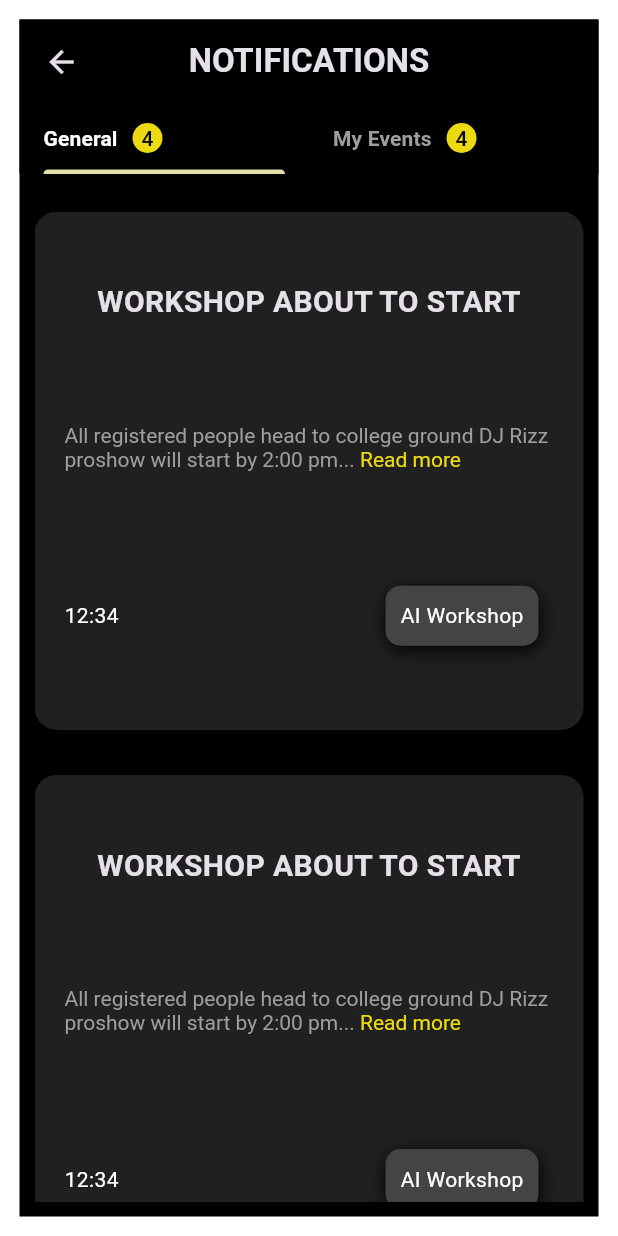
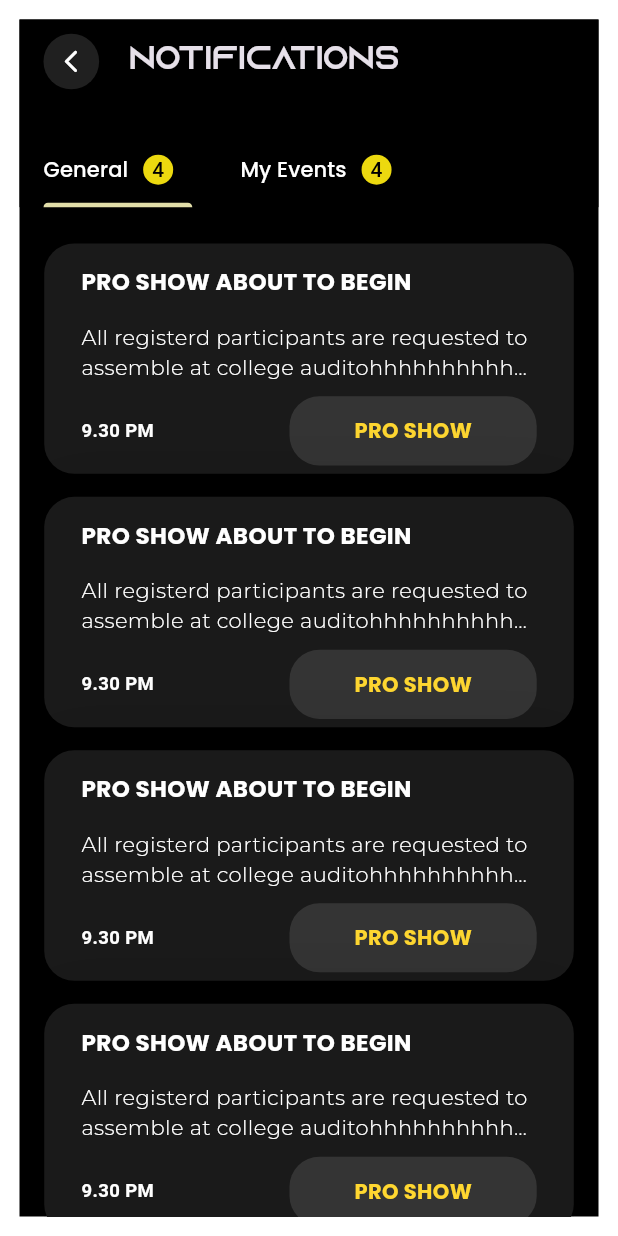
Before and after one commit to angathjr/Hestia-23, a Flutter app: the NotificationScreen screen opened by its route, on a phone screen of 412 x 824 dp. Run offline on Flutter 3.47's test engine with Material 2 defaults, Android fonts, the phone set to English and light mode, and no system bars; our stand-ins replace cached_network_image, carousel_slider, cloud_firestore, feather_icons, firebase_core, firebase_messaging and 9 more; missing offline and left inert: stories_editor; accounts and stored records are empty; network calls fail; Roboto replaces fonts that are missing (Georama, Questrial); statements that could not run were skipped.

Commit message:
reworked notification page and added animations

```diff
--- a/lib/getx_di.dart
+++ b/lib/getx_di.dart
@@ -30,5 +30,6 @@ class GetXDependancyInjector {
     Get.lazyPut(() => AnimController(), fenix: true);
     Get.lazyPut(() => NavBarController(), fenix: true);
     Get.lazyPut(() => NotificationController(), fenix: true);
+
   }
 }
--- /dev/null
+++ b/lib/notifications/views/general_notifications.dart
@@ -0,0 +1,119 @@
+import 'package:flutter/material.dart';
+import 'package:get/get.dart';
+import 'package:google_fonts/google_fonts.dart';
+
+import '../../core/Constants..dart';
+import '../../profile/controllers/profile_controller.dart';
+import '../controllers/notification_controller.dart';
+import 'package:flutter_staggered_animations/flutter_staggered_animations.dart';
+
+class GeneralNotificationsScreen extends StatelessWidget {
+  GeneralNotificationsScreen({super.key});
+
+  final NotificationController notificationController = Get.find();
+  final ProfileController profileController = Get.find();
+
+  @override
+  Widget build(BuildContext context) {
+    final h = MediaQuery.of(context).size.height -
+        MediaQuery.of(context).padding.top -
+        kToolbarHeight;
+
+    double width = MediaQuery.of(context).size.width;
+    double cardHeight = h * 0.2;
+
+    return AnimationLimiter(
+      child: ListView.builder(
+        physics: const BouncingScrollPhysics(
+            parent: AlwaysScrollableScrollPhysics()),
+        itemCount: 10,
+        itemBuilder: (BuildContext context, int index) {
+          return AnimationConfiguration.staggeredList(
+            position: index,
+            delay: const Duration(milliseconds: 100),
+            child: SlideAnimation(
+              duration: const Duration(milliseconds: 2500),
+              curve: Curves.fastLinearToSlowEaseIn,
+              child: FadeInAnimation(
+                curve: Curves.fastLinearToSlowEaseIn,
+                duration: const Duration(milliseconds: 2500),
+                child: Padding(
+                  padding: EdgeInsets.symmetric(vertical: h * 0.01),
+                  child: Container(
+                    height: cardHeight,
+                    decoration: BoxDecoration(
+                      color: FutTheme.primaryBg,
+                      borderRadius: const BorderRadius.all(Radius.circular(20)),
+                      boxShadow: [
+                        BoxShadow(
+                          color: Colors.black.withOpacity(0.1),
+                          blurRadius: 40,
+                          spreadRadius: 10,
+                        ),
+                      ],
+                    ),
+                    child: Padding(
+                      padding: EdgeInsets.symmetric(horizontal: width * 0.06),
+                      child: Column(
+                          crossAxisAlignment: CrossAxisAlignment.start,
+                          children: [
+                            SizedBox(
+                              height: cardHeight * 0.1,
+                            ),
+                            Container(
+                              alignment: Alignment.centerLeft,
+                              child: Text(
+                                "Pro show about to begin".toUpperCase(),
+                                style: FutTheme.font5.copyWith(
+                                    fontSize: h * 0.02, color: Colors.white),
+                                overflow: TextOverflow.ellipsis,
+                              ),
+                            ),
+                            SizedBox(
+                              height: cardHeight * 0.1,
+                            ),
+                            Text(
+                              "All registerd participants are requested to assemble at college auditohhhhhhhhhhhhhhhhhhhhhhhhhhhhhhhhhhhhhrium",
+                              maxLines: 2,
+                              style: FutTheme.font2,
+                              overflow: TextOverflow.ellipsis,
+                            ),
+                            Row(
+                              mainAxisAlignment: MainAxisAlignment.spaceBetween,
+                              children: [
+                                Text(
+                                  "9.30 PM",
+                                  style: FutTheme.font6
+                                      .copyWith(fontSize: width * 0.03),
+                                ),
+                                Container(
+                                  padding: EdgeInsets.all(width * 0.02),
+                                  alignment: Alignment.center,
+                                  margin: EdgeInsets.symmetric(
+                                      vertical: cardHeight * 0.06),
+                                  width: width * 0.4,
+                                  height: cardHeight * 0.3,
+                                  decoration: BoxDecoration(
+                                      color: Colors.grey.withOpacity(0.2),
+                                      borderRadius: BorderRadius.circular(20)),
+                                  child: Text(
+                                    "PRO SHOW",
+                                    style: FutTheme.font5.copyWith(
+                                        color: FutTheme.secondaryColor,
+                                        overflow: TextOverflow.clip),
+                                  ),
+                                )
+                              ],
+                            ),
+                          ]),
+                    ),
+                  ),
+                ),
+              ),
+            ),
+          );
+        },
+      ),
+    );
+  }
+}
--- a/lib/notifications/views/notification_screen.dart
+++ b/lib/notifications/views/notification_screen.dart
@@ -1,8 +1,12 @@
+import 'dart:ui';
+
 import 'package:flutter/material.dart';
 import 'package:get/get.dart';
 import 'package:google_fonts/google_fonts.dart';
+import 'package:hestia_23/core/Constants..dart';
+import 'package:hestia_23/core/widgets/back_button_widget.dart';
 import 'package:hestia_23/notifications/controllers/notification_controller.dart';
-import 'package:hestia_23/notifications/views/notification_screen_two.dart';
+import 'package:hestia_23/notifications/views/general_notifications.dart';
 import 'package:hestia_23/profile/controllers/profile_controller.dart';
 
 class NotificationScreen extends StatelessWidget {
@@ -23,20 +27,41 @@ class NotificationScreen extends StatelessWidget {
     final h = MediaQuery.of(context).size.height -
         MediaQuery.of(context).padding.top -
         kToolbarHeight;
+
+    double width = MediaQuery.of(context).size.width;
     return DefaultTabController(
       length: 2,
       child: Padding(
         padding: const EdgeInsets.all(13.0),
         child: Scaffold(
           appBar: AppBar(
-            centerTitle: true,
-            bottom: TabBar(
+            automaticallyImplyLeading: false,
+            title: Row(
+              children: [
+                const BackButtonWidget(),
+                const SizedBox(
+                  width: 20,
+                ),
+                Text(
+                  'NOTIFICATIONS',
+                  style: FutTheme.categoryFont,
+                ),
+              ],
+            ),
+
+            //tab bar is placed here
+
+            bottom: PreferredSize(
+              preferredSize: Size.fromHeight(h * 0.09),
+              child: TabBar(
+                isScrollable: false,
                 labelColor: Colors.white,
-              indicatorWeight: 1,
+                indicatorWeight: 2,
                 indicatorSize: TabBarIndicatorSize.label,
                 unselectedLabelColor: Colors.grey,
                 indicatorColor: const Color.fromARGB(255, 226, 222, 169),
                 dividerColor: Colors.transparent,
+                padding: EdgeInsets.only(right: width * 0.3),
                 tabs: [
                   Tab(
                     child: Row(
@@ -44,7 +69,7 @@ class NotificationScreen extends StatelessWidget {
                       children: [
                         Text(
                           'General',
-                        style: GoogleFonts.questrial(textStyle: style1),
+                          style: FutTheme.font3,
                         ),
                         const SizedBox(
                           width: 10,
@@ -69,7 +94,7 @@ class NotificationScreen extends StatelessWidget {
                     children: [
                       Text(
                         'My Events',
-                      style: GoogleFonts.questrial(textStyle: style1),
+                        style: FutTheme.font3,
                       ),
                       const SizedBox(
                         width: 10,
@@ -89,94 +114,16 @@ class NotificationScreen extends StatelessWidget {
                   )),
                 ],
               ),
-            title: Text(
-              'NOTIFICATIONS',
-              style: GoogleFonts.questrial(textStyle: style1),
             ),
           ),
           body: Padding(
-            padding:
-                const EdgeInsets.only(top: 25, left: 10, right: 10, bottom: 10),
+            padding: EdgeInsets.fromLTRB(
+                width * 0.04, width * 0.04, width * 0.04, 0),
             child: TabBarView(
               children: [
-                ListView.builder(
-                  itemCount: 6,
-                  itemBuilder: (BuildContext context, int index) {
-                    return Container(
-                      margin: const EdgeInsets.only(bottom: 30),
-                      decoration: BoxDecoration(
-                          borderRadius: BorderRadius.circular(15),
-                          color: const Color.fromARGB(255, 33, 32, 32)),
-                      height: h * 0.45,
-                      child: Column(
-                        mainAxisAlignment: MainAxisAlignment.spaceEvenly,
-                        children: [
-                          Padding(
-                            padding: const EdgeInsets.all(20),
-                            child: Text(
-                              'WORKSHOP ABOUT TO START',
-                              style: GoogleFonts.questrial(textStyle: style2),
-                            ),
-                          ),
-                          Padding(
-                            padding: const EdgeInsets.all(20),
-                            child: RichText(
-                              text: const TextSpan(
-                                text:
-                                    "All registered people head to college ground DJ Rizz proshow will start by 2:00 pm...",
-                                style: TextStyle(
-                                  color: Colors.grey,
-                                ),
-                                children: <TextSpan>[
-                                  TextSpan(
-                                      text: ' Read more',
-                                      style: TextStyle(
-                                          color: Color.fromARGB(
-                                              255, 236, 217, 15))),
-                                ],
-                              ),
-                            ),
-                          ),
-                          Padding(
-                            padding: const EdgeInsets.all(20),
-                            child: Row(
-                              mainAxisAlignment: MainAxisAlignment.spaceBetween,
-                              children: [
-                                const Text(
-                                  '12:34',
-                                  style: TextStyle(color: Colors.white),
-                                ),
-                                Container(
-                                  margin: const EdgeInsets.all(10),
-                                  padding: const EdgeInsets.all(10),
-                                  alignment: Alignment.center,
-                                  decoration: const BoxDecoration(
-                                      color: Color.fromARGB(255, 70, 67, 67),
-                                      borderRadius: BorderRadius.all(
-                                          Radius.circular(
-                                              10.0)), // Set rounded corner radius
-                                      boxShadow: [
-                                        BoxShadow(
-                                            blurRadius: 10,
-                                            color: Colors.black,
-                                            offset: Offset(1, 3))
-                                      ] // Make rounded corner of border
-                                      ),
-                                  child: Text(
-                                    "AI Workshop",
-                                    style: GoogleFonts.questrial(
-                                        textStyle: const TextStyle(
-                                            color: Colors.white)),
-                                  ),
-                                )
-                              ],
-                            ),
-                          )
-                        ],
-                      ),
-                    );
-                  },
-                ),
+                //tab bar view for general events
+                GeneralNotificationsScreen(),
+
                 ListView.builder(
                   itemCount: profileController.regEvents.length,
                   itemBuilder: (BuildContext context, int index) {
--- a/pubspec.yaml
+++ b/pubspec.yaml
@@ -51,6 +51,7 @@ dependencies:
   cached_network_image: ^3.2.3
   url_launcher: ^6.1.10
   feather_icons: ^1.2.0
+  flutter_staggered_animations: ^1.1.1
 
 
 dev_dependencies:
```
Also changed, not shown: lib/notifications/views/registered_events_notification.dart (added, +125 -0 lines), pubspec.lock. Lines whose indentation alone changed are shown as unchanged.
